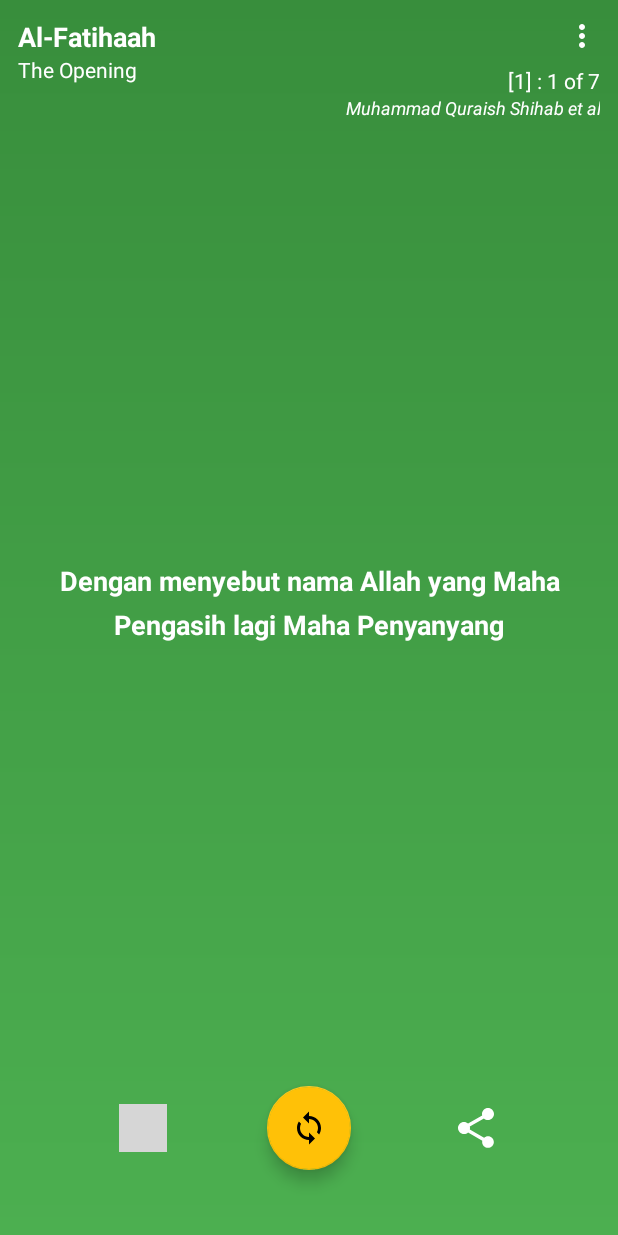
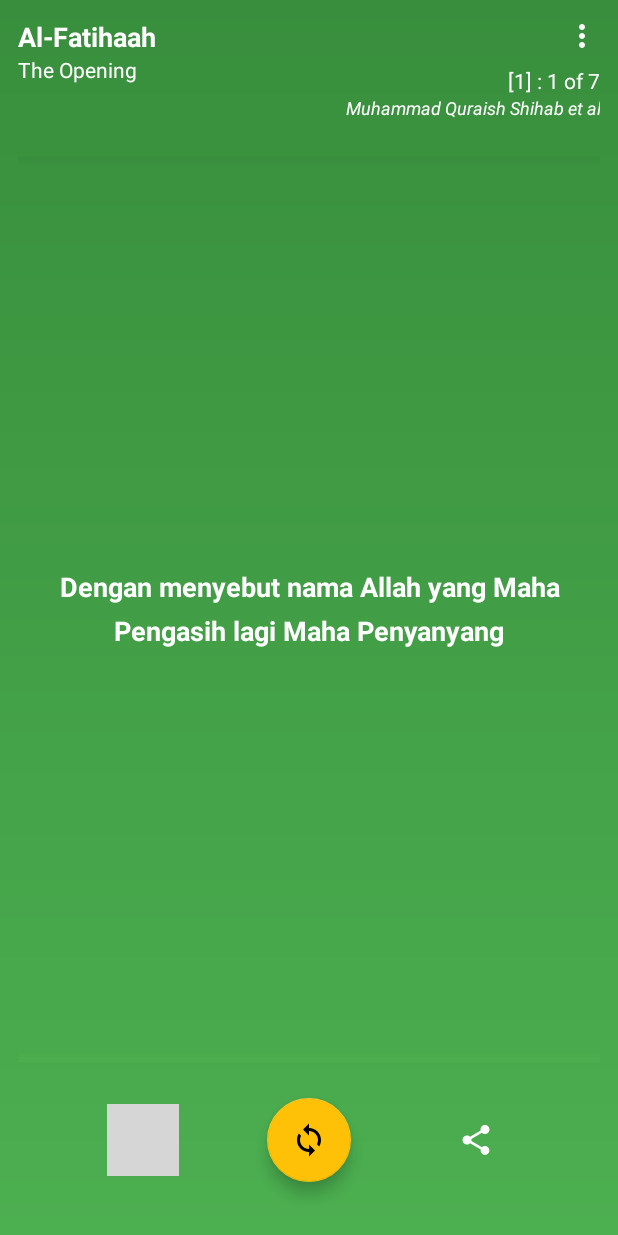
Before and after one commit to hyuwah/android-muslim-companion-app, an Android app: the layout fragment_ayah_fetcher.xml on its own in the app's theme, with its tools: preview values and no code run, on a phone screen of 412 x 824 dp. Run offline under Robolectric (Android 15) with nearby library versions, the phone set to English and light mode, and no system bars; grey boxes are pictures that could not be loaded.

Commit message:
feat: tweak ui, scrollable ayah text & add initial favorite toggle

```diff
--- a/app/src/main/java/io/github/hyuwah/muslimcompanionapp/presentation/ayahfetcher/AyahFetcherFragment.kt
+++ b/app/src/main/java/io/github/hyuwah/muslimcompanionapp/presentation/ayahfetcher/AyahFetcherFragment.kt
@@ -2,6 +2,7 @@ package io.github.hyuwah.muslimcompanionapp.presentation.ayahfetcher
 
 import android.content.Intent
 import android.os.Bundle
+import android.text.method.ScrollingMovementMethod
 import android.view.MenuItem
 import android.view.View
 import androidx.appcompat.widget.PopupMenu
@@ -29,7 +30,7 @@ class AyahFetcherFragment : Fragment(R.layout.fragment_ayah_fetcher) {
     }
 
     private fun initObserver() {
-        viewModel.ayah.state.observe(viewLifecycleOwner, {
+        viewModel.ayah.state.observe(viewLifecycleOwner) {
             when (it) {
                 UIState.Loading -> showLoading()
                 is UIState.Success -> {
@@ -39,13 +40,20 @@ class AyahFetcherFragment : Fragment(R.layout.fragment_ayah_fetcher) {
                     fetchFailed()
                 }
             }
-        })
+        }
+        viewModel.isFavorite.observe(viewLifecycleOwner) {
+            val icon = if (it) R.drawable.ic_baseline_favorite
+            else R.drawable.ic_baseline_favorite_border
+            binding.btnFavorite.setImageResource(icon)
+        }
     }
 
     private fun setupListener() {
         with(binding) {
             btnFetchRandom.setOnClickListener { viewModel.fetchRandomAyah() }
             btnShare.setOnClickListener { shareAyah() }
+            btnFavorite.setOnClickListener { viewModel.toggleFavorite() }
+            tvAyahText.movementMethod = ScrollingMovementMethod()
         }
     }
 
--- a/app/src/main/java/io/github/hyuwah/muslimcompanionapp/presentation/ayahfetcher/AyahFetcherViewModel.kt
+++ b/app/src/main/java/io/github/hyuwah/muslimcompanionapp/presentation/ayahfetcher/AyahFetcherViewModel.kt
@@ -1,5 +1,7 @@
 package io.github.hyuwah.muslimcompanionapp.presentation.ayahfetcher
 
+import androidx.lifecycle.LiveData
+import androidx.lifecycle.MutableLiveData
 import androidx.lifecycle.viewModelScope
 import io.github.hyuwah.muslimcompanionapp.data.SharedPrefsManager
 import io.github.hyuwah.muslimcompanionapp.data.remote.model.AyahResponse
@@ -27,6 +29,14 @@ class AyahFetcherViewModel(
         repo.getAyatByEdition(id, edition)
     }
 
+    private val _isFavorite = MutableLiveData<Boolean>()
+    val isFavorite = _isFavorite as LiveData<Boolean>
+
+    fun toggleFavorite() {
+        _isFavorite.postValue(!(_isFavorite.value ?: false))
+    }
+
+
     init {
         if (id == 0) fetchRandomAyah() else ayah.load()
     }
--- a/app/src/main/java/io/github/hyuwah/muslimcompanionapp/presentation/main/MainActivity.kt
+++ b/app/src/main/java/io/github/hyuwah/muslimcompanionapp/presentation/main/MainActivity.kt
@@ -17,6 +17,7 @@ class MainActivity : AppCompatActivity() {
         val navAdapter = MainNavigationAdapter(this)
         binding.mainViewpager.apply {
             adapter = navAdapter
+            isUserInputEnabled = false
         }
         binding.mainNav.setupWithViewPager2(binding.mainViewpager)
     }
--- /dev/null
+++ b/app/src/main/res/drawable/view_shadow_green_down.xml
@@ -0,0 +1,13 @@
+<?xml version="1.0" encoding="utf-8"?>
+<shape xmlns:android="http://schemas.android.com/apk/res/android"
+  android:shape="rectangle">
+
+  <gradient
+    android:type="linear"
+    android:centerX="50%"
+    android:startColor="#40388E3C"
+    android:centerColor="#a0388E3C"
+    android:endColor="#EA388E3C"
+    android:angle="90" />
+
+</shape>
--- /dev/null
+++ b/app/src/main/res/drawable/view_shadow_green_up.xml
@@ -0,0 +1,13 @@
+<?xml version="1.0" encoding="utf-8"?>
+<shape xmlns:android="http://schemas.android.com/apk/res/android"
+  android:shape="rectangle">
+
+  <gradient
+    android:type="linear"
+    android:centerX="50%"
+    android:startColor="#404CAF50"
+    android:centerColor="#a04CAF50"
+    android:endColor="#EA4CAF50"
+    android:angle="270" />
+
+</shape>
--- a/app/src/main/res/layout/fragment_ayah_fetcher.xml
+++ b/app/src/main/res/layout/fragment_ayah_fetcher.xml
@@ -32,21 +32,21 @@
     android:id="@+id/btn_more_options"
     android:layout_width="wrap_content"
     android:layout_height="wrap_content"
+    android:background="?actionBarItemBackground"
     android:src="@drawable/ic_baseline_more_vert"
     android:tint="@android:color/white"
-    android:background="?actionBarItemBackground"
-    app:layout_constraintTop_toTopOf="parent"
-    app:layout_constraintEnd_toEndOf="parent" />
+    app:layout_constraintEnd_toEndOf="parent"
+    app:layout_constraintTop_toTopOf="parent" />
 
   <TextView
     android:id="@+id/tv_ayah_number"
     android:layout_width="wrap_content"
     android:layout_height="wrap_content"
+    android:layout_marginTop="8dp"
     android:textAlignment="textEnd"
     android:textAllCaps="false"
     android:textColor="@android:color/white"
     android:textSize="14sp"
-    android:layout_marginTop="8dp"
     app:layout_constraintRight_toRightOf="parent"
     app:layout_constraintTop_toBottomOf="@id/btn_more_options"
     tools:text="[1] : 1 of 7" />
@@ -54,7 +54,6 @@
     android:id="@+id/tv_edition"
     android:layout_width="0dp"
     android:layout_height="wrap_content"
-    android:layout_marginLeft="24dp"
     android:textAlignment="textEnd"
     android:textColor="@android:color/white"
     android:textSize="12sp"
@@ -81,11 +80,27 @@
     android:scrollbars="vertical"
     android:textAlignment="center"
     android:textColor="@android:color/white"
+    android:textSize="18sp"
     android:textStyle="bold"
-    android:textSize="18sp"
-    app:layout_constraintBottom_toTopOf="@id/barrier_bottom"
-    app:layout_constraintTop_toTopOf="@id/barrier_top"
+    app:layout_constraintBottom_toBottomOf="@id/separator_bottom"
+    app:layout_constraintTop_toTopOf="@id/separator_top"
     tools:text="Dengan menyebut nama Allah yang Maha Pengasih lagi Maha Penyanyang" />
+
+  <View
+    android:id="@+id/separator_top"
+    android:layout_width="match_parent"
+    android:layout_height="6dp"
+    android:layout_marginTop="24dp"
+    android:background="@drawable/view_shadow_green_down"
+    app:layout_constraintTop_toTopOf="@id/barrier_top" />
+
+  <View
+    android:id="@+id/separator_bottom"
+    android:layout_width="match_parent"
+    android:layout_height="6dp"
+    android:layout_marginBottom="24dp"
+    android:background="@drawable/view_shadow_green_up"
+    app:layout_constraintBottom_toBottomOf="@id/barrier_bottom" />
 
   <androidx.constraintlayout.widget.Barrier
     android:id="@+id/barrier_bottom"
@@ -96,22 +111,23 @@
 
   <ImageButton
     android:id="@+id/btn_favorite"
-    android:layout_width="32dp"
-    android:layout_height="32dp"
+    android:layout_width="48dp"
+    android:layout_height="48dp"
+    android:padding="12dp"
+    android:background="?actionBarItemBackground"
     android:scaleType="fitCenter"
     android:src="@drawable/ic_baseline_favorite_border"
     android:tint="@android:color/white"
-    android:background="?actionBarItemBackground"
-    app:layout_constraintTop_toTopOf="@id/btn_fetch_random"
     app:layout_constraintBottom_toBottomOf="@id/btn_fetch_random"
     app:layout_constraintEnd_toStartOf="@id/btn_fetch_random"
-    app:layout_constraintStart_toStartOf="parent" />
+    app:layout_constraintStart_toStartOf="parent"
+    app:layout_constraintTop_toTopOf="@id/btn_fetch_random" />
 
   <com.google.android.material.floatingactionbutton.FloatingActionButton
     android:id="@+id/btn_fetch_random"
     android:layout_width="wrap_content"
     android:layout_height="wrap_content"
-    android:layout_marginBottom="32dp"
+    android:layout_marginBottom="24dp"
     android:src="@drawable/ic_baseline_loop"
     app:backgroundTint="@color/colorAccent"
     app:layout_constraintBottom_toBottomOf="parent"
@@ -120,16 +136,17 @@
 
   <ImageButton
     android:id="@+id/btn_share"
-    android:layout_width="32dp"
-    android:layout_height="32dp"
+    android:layout_width="48dp"
+    android:layout_height="48dp"
+    android:padding="12dp"
+    android:background="?actionBarItemBackground"
     android:scaleType="fitCenter"
     android:src="@drawable/ic_baseline_share"
     android:tint="@android:color/white"
-    android:background="?actionBarItemBackground"
-    app:layout_constraintTop_toTopOf="@id/btn_fetch_random"
     app:layout_constraintBottom_toBottomOf="@id/btn_fetch_random"
     app:layout_constraintEnd_toEndOf="parent"
-    app:layout_constraintStart_toEndOf="@id/btn_fetch_random" />
+    app:layout_constraintStart_toEndOf="@id/btn_fetch_random"
+    app:layout_constraintTop_toTopOf="@id/btn_fetch_random" />
 
 
 </androidx.constraintlayout.widget.ConstraintLayout>
```
